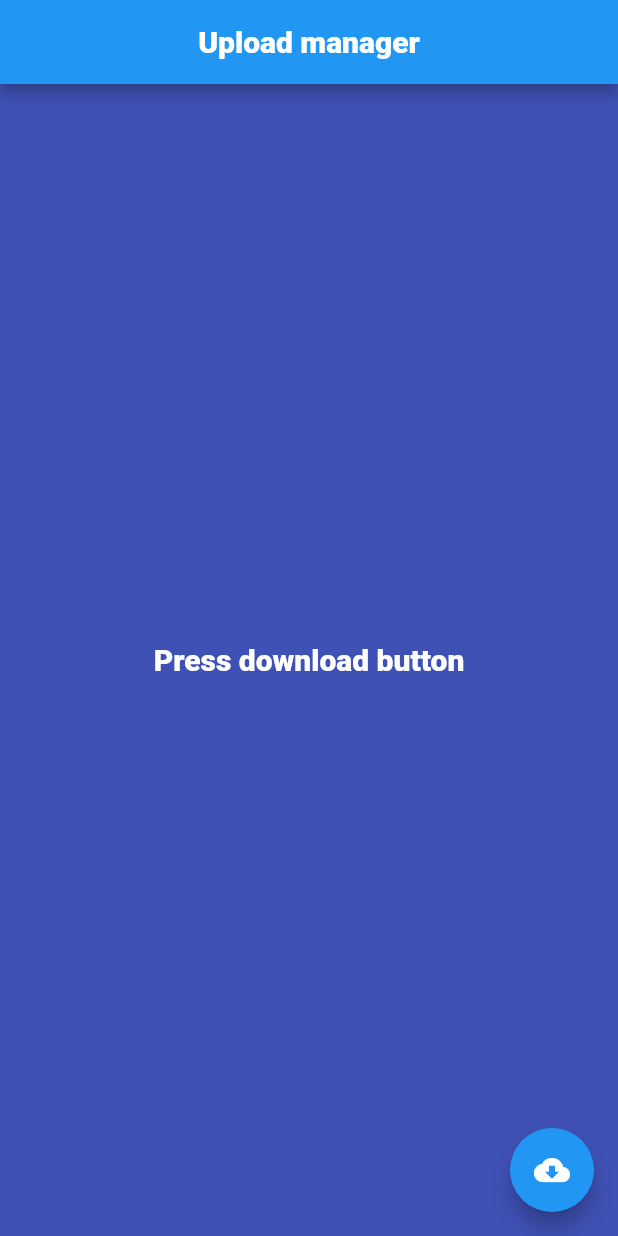
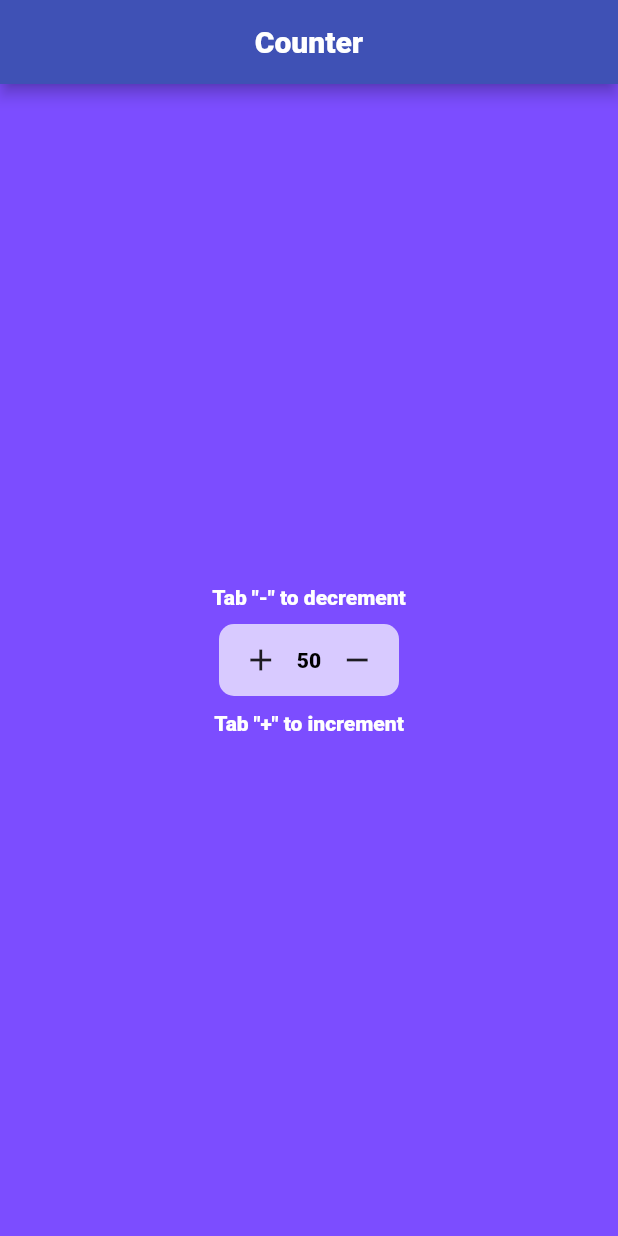
Before and after one commit to olelit/try_flutter, a Flutter app: the screen it shows after launch, on a phone screen of 412 x 824 dp. Run offline on Flutter 3.47's test engine with Material 2 defaults, Android fonts, the phone set to English and light mode, and no system bars.

Commit message:
add counter for homework

```diff
--- a/lib/main.dart
+++ b/lib/main.dart
@@ -2,7 +2,87 @@ import 'dart:async';
 
 import 'package:flutter/material.dart';
 
-void main() => runApp(const UploadFileWidget());
+void main() => runApp(const CountWidget());
+
+class CountWidget extends StatelessWidget {
+  const CountWidget({super.key});
+
+  @override
+  Widget build(BuildContext context) {
+    return MaterialApp(
+      theme: ThemeData(
+          fontFamily: 'Roboto',
+          textTheme: Theme.of(context).textTheme.apply(
+                bodyColor: Colors.white,
+              )),
+      home: Scaffold(
+        backgroundColor: Colors.deepPurpleAccent,
+        appBar: AppBar(
+            centerTitle: true,
+            backgroundColor: Colors.indigo,
+            title: const Text('Counter')),
+        body: Center(
+          child: Column(
+            mainAxisAlignment: MainAxisAlignment.center,
+            crossAxisAlignment: CrossAxisAlignment.center,
+            children: const [
+              Text('Tab "-" to decrement'),
+              CountStatefulWidget(),
+              Text('Tab "+" to increment'),
+            ],
+          ),
+        ),
+      ),
+    );
+  }
+}
+
+class CountStatefulWidget extends StatefulWidget {
+  const CountStatefulWidget({super.key});
+
+  @override
+  State<StatefulWidget> createState() {
+    return _CountWidgetState();
+  }
+}
+
+class _CountWidgetState extends State<CountStatefulWidget> {
+  int value = 50;
+
+  @override
+  Widget build(BuildContext context) {
+    return Container(
+      margin: const EdgeInsets.symmetric(vertical: 10),
+      width: 120,
+      decoration: const BoxDecoration(
+          color: Colors.white70,
+          borderRadius: BorderRadius.all(Radius.circular(10))),
+      child: Row(
+        mainAxisAlignment: MainAxisAlignment.center,
+        children: [
+          IconButton(
+              onPressed: () {
+                setState(() {
+                  value++;
+                });
+              },
+              icon: const Icon(Icons.add)),
+          Text(
+            '$value',
+            style: const TextStyle(color: Colors.black),
+          ),
+          IconButton(
+              onPressed: () {
+                setState(() {
+                  value--;
+                });
+              },
+              icon: const Icon(Icons.remove)),
+        ],
+      ),
+    );
+  }
+}
 
 class UploadFileWidget extends StatefulWidget {
   const UploadFileWidget({super.key});
@@ -77,3 +157,35 @@ class _UploadFileWidgetState extends State<UploadFileWidget> {
     });
   }
 }
+
+class AssetImage extends StatelessWidget {
+  const AssetImage({super.key});
+
+  @override
+  Widget build(BuildContext context) {
+    return MaterialApp(
+      home: Scaffold(
+        appBar: AppBar(
+          title: const Text(
+            'Assets',
+            style: TextStyle(fontFamily: 'Roboto'),
+          ),
+        ),
+        body: Center(
+          child: Stack(
+            fit: StackFit.expand,
+            children: <Widget>[
+              Image.asset('assets/images/index.jpg'),
+              Image.asset('assets/icons/4691465_flutter_icon.png'),
+              const Positioned(
+                  top: 16,
+                  left: 115,
+                  child: Text('TEST TEXT',
+                      style: TextStyle(fontSize: 50, color: Colors.red)))
+            ],
+          ),
+        ),
+      ),
+    );
+  }
+}
--- a/pubspec.yaml
+++ b/pubspec.yaml
@@ -62,6 +62,9 @@ flutter:
     - family: Roboto
       fonts:
         - asset: fonts/Roboto-Black.ttf
+  assets:
+    - assets/images/index.jpg
+    - assets/icons/4691465_flutter_icon.png
 
   #
   # For details regarding fonts from package dependencies,
```
Also changed, not shown: assets/icons/4691465_flutter_icon.png (added), assets/images/index.jpg (added).
